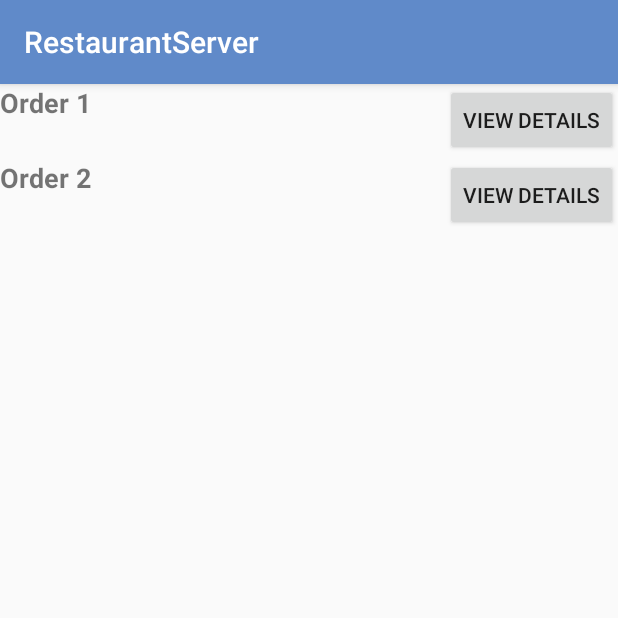
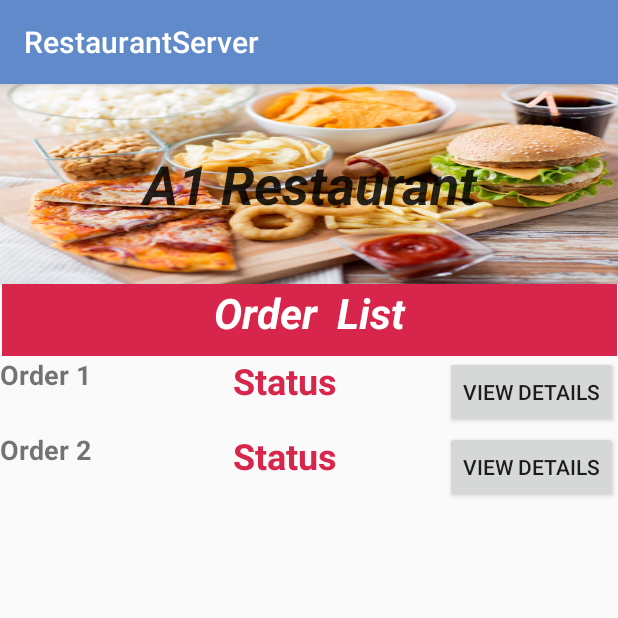
Before and after one commit to liulei6696/A1Restaurant, an Android app: the screen it shows after launch (MainActivity), on a phone screen of 412 x 824 dp, the top half of it. Run offline under Robolectric (Android 15) with nearby library versions, the phone set to English and light mode, and no system bars.

Commit message:
main.xml

```diff
--- a/RestaurantServer/app/src/main/res/layout/activity_main1.xml
+++ b/RestaurantServer/app/src/main/res/layout/activity_main1.xml
@@ -6,6 +6,37 @@
     android:layout_width="match_parent"
     android:layout_height="match_parent">
     tools:context=".MainActivity">
+
+    <TextView
+        android:id="@+id/title"
+        android:layout_width="415dp"
+        android:layout_height="133dp"
+        android:background="@mipmap/pic1"
+        android:text="\nA1 Restaurant"
+        android:textAlignment="center"
+        android:textAllCaps="false"
+        android:textColor="@color/primary_black"
+        android:textSize="36sp"
+        android:textStyle="bold|italic"
+        app:layout_constraintEnd_toEndOf="parent"
+        app:layout_constraintLeft_toLeftOf="parent"
+        app:layout_constraintRight_toRightOf="parent"
+        app:layout_constraintStart_toStartOf="parent"
+        app:layout_constraintTop_toTopOf="parent" />
+
+    <TextView
+        android:id="@+id/orderList"
+        android:layout_width="410dp"
+        android:layout_height="48dp"
+        android:background="@color/colorAccent"
+        android:text="Order  List"
+        android:textAlignment="center"
+        android:textColor="@color/primary_white"
+        android:textSize="28sp"
+        android:textStyle="bold|italic"
+        app:layout_constraintLeft_toLeftOf="parent"
+        app:layout_constraintRight_toRightOf="parent"
+        app:layout_constraintTop_toBottomOf="@+id/title" />
 
 
     <TextView
@@ -16,11 +47,9 @@
         android:text="Order 1"
         android:textSize="18sp"
         android:textStyle="bold"
-        app:layout_constraintEnd_toEndOf="parent"
-        app:layout_constraintHorizontal_bias="0.0"
-        app:layout_constraintStart_toStartOf="parent"
-        app:layout_constraintTop_toTopOf="parent" />
-
+        app:layout_constraintLeft_toLeftOf="parent"
+        app:layout_constraintRight_toRightOf="parent"
+        app:layout_constraintTop_toBottomOf="@+id/orderList" />
     <Button
         android:id="@+id/button1"
         android:layout_width="wrap_content"
@@ -50,4 +79,31 @@
         android:textAlignment="center"
         app:layout_constraintEnd_toEndOf="@+id/textView2"
         app:layout_constraintTop_toBottomOf="@+id/textView3" />
+
+    <TextView
+        android:id="@+id/status"
+        android:layout_width="wrap_content"
+        android:layout_height="wrap_content"
+        android:text="Status            "
+        android:textSize="24sp"
+        android:textStyle="bold"
+        android:textAlignment="center"
+        android:textColor="@color/colorAccent"
+        app:layout_constraintEnd_toStartOf="@+id/button1"
+        app:layout_constraintTop_toTopOf="@+id/textView3"/>
+
+    <TextView
+        android:id="@+id/status2"
+        android:layout_width="wrap_content"
+        android:layout_height="wrap_content"
+        android:text="Status            "
+        android:textSize="24sp"
+        android:textStyle="bold"
+        android:textAlignment="center"
+        android:textColor="@color/colorAccent"
+        app:layout_constraintEnd_toStartOf="@+id/button2"
+        app:layout_constraintTop_toBottomOf="@+id/textView3"/>
+
+
+
 </android.support.constraint.ConstraintLayout>
--- a/RestaurantServer/app/src/main/res/values/colors.xml
+++ b/RestaurantServer/app/src/main/res/values/colors.xml
@@ -3,4 +3,6 @@
     <color name="colorPrimary">#608ac9</color>
     <color name="colorPrimaryDark">#375aac</color>
     <color name="colorAccent">#d7254b</color>
+    <color name="primary_white">#FFFFFFFF</color>
+    <color name="primary_black">#D5000000</color>
 </resources>
```
Also changed, not shown: RestaurantServer/app/src/main/res/mipmap-xxxhdpi/pic1.jpg (added).
